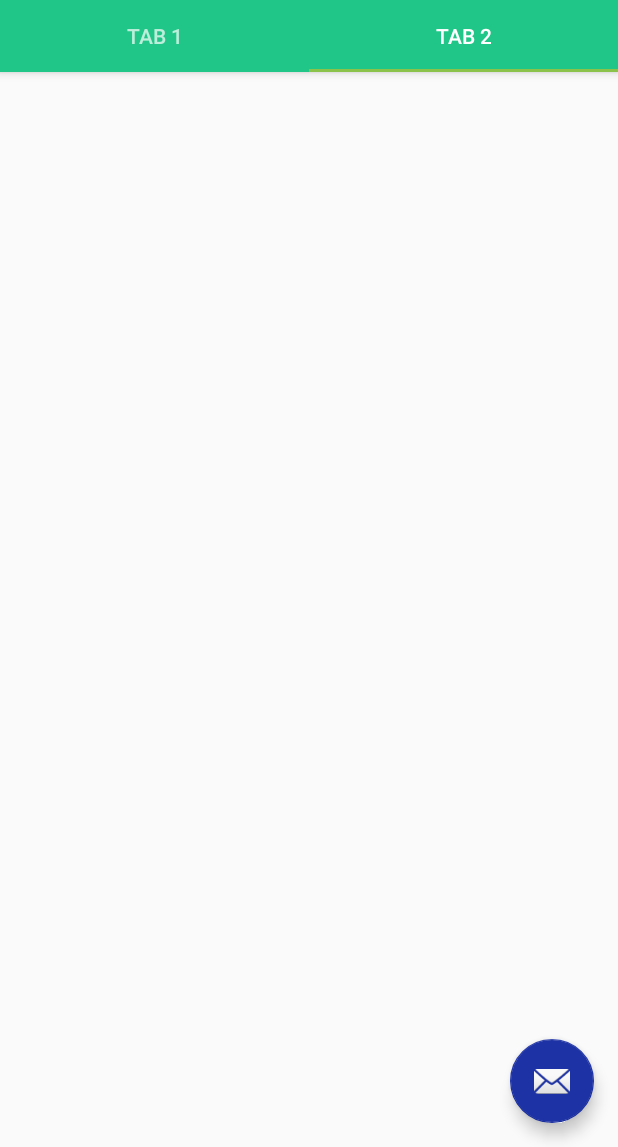
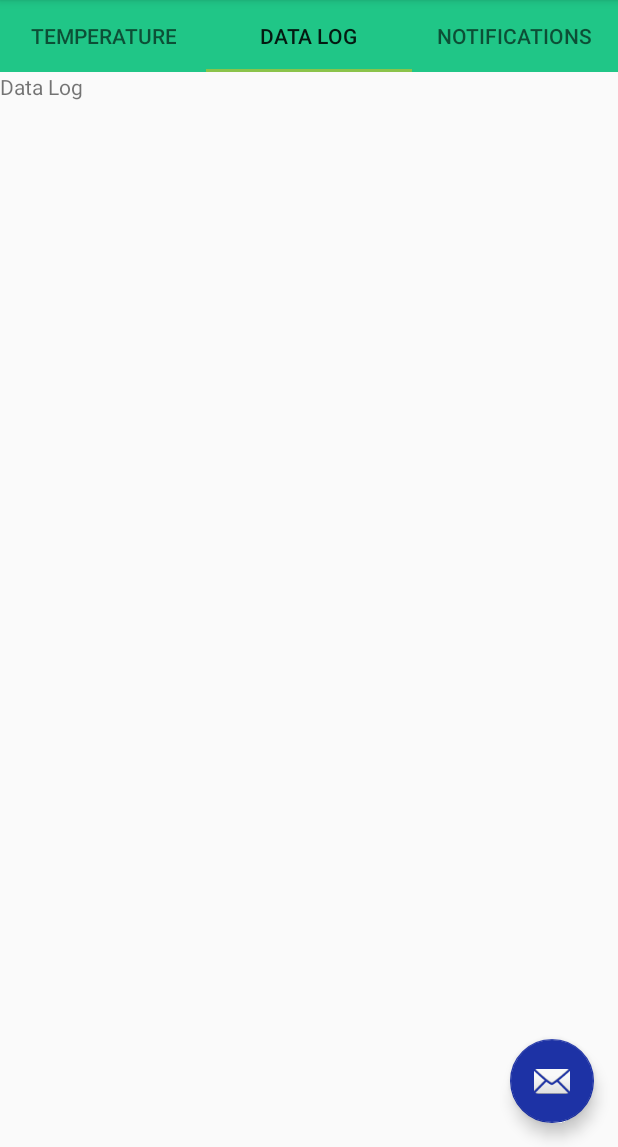
Before and after one commit to edwinahau2/Continuous_Temperature_Sensor, an Android app: the screen it shows after launch (MainActivity), tab 2 chosen, on a phone screen of 412 x 824 dp, the part 89-1236 px from its top. Run offline under Robolectric (Android 15) with nearby library versions, the light colour scheme and no system bars.

Commit message:
created three tabs using by: creating 3 new layouts in the resources and creating 3 new fragments (classes) in java

```diff
--- a/app/src/main/java/com/example/continuoustempsensor/MainActivity.java
+++ b/app/src/main/java/com/example/continuoustempsensor/MainActivity.java
@@ -4,6 +4,7 @@ import android.os.Bundle;
 
 import com.google.android.material.floatingactionbutton.FloatingActionButton;
 import com.google.android.material.snackbar.Snackbar;
+import com.google.android.material.tabs.TabItem;
 import com.google.android.material.tabs.TabLayout;
 
 import androidx.viewpager.widget.ViewPager;
@@ -16,6 +17,8 @@ import android.view.View;
 import com.example.continuoustempsensor.ui.main.SectionsPagerAdapter;
 
 public class MainActivity extends AppCompatActivity {
+
+    private TabItem Tab1, Tab2, Tab3;
 
     @Override
     protected void onCreate(Bundle savedInstanceState) {
--- /dev/null
+++ b/app/src/main/java/com/example/continuoustempsensor/fragment_tab1.java
@@ -0,0 +1,19 @@
+package com.example.continuoustempsensor;
+
+import android.os.Bundle;
+import android.view.LayoutInflater;
+import android.view.View;
+import android.view.ViewGroup;
+
+import androidx.annotation.NonNull;
+import androidx.annotation.Nullable;
+import androidx.fragment.app.Fragment;
+
+public class fragment_tab1 extends Fragment {
+
+    @Nullable
+    @Override
+    public View onCreateView(@NonNull LayoutInflater inflater, @Nullable ViewGroup container, @Nullable Bundle savedInstanceState) {
+        return inflater.inflate(R.layout.tab1_layout, container, false);
+    }
+}
--- /dev/null
+++ b/app/src/main/java/com/example/continuoustempsensor/fragment_tab2.java
@@ -0,0 +1,19 @@
+package com.example.continuoustempsensor;
+
+import android.os.Bundle;
+import android.view.LayoutInflater;
+import android.view.View;
+import android.view.ViewGroup;
+
+import androidx.annotation.NonNull;
+import androidx.annotation.Nullable;
+import androidx.fragment.app.Fragment;
+
+public class fragment_tab2 extends Fragment {
+
+    @Nullable
+    @Override
+    public View onCreateView(@NonNull LayoutInflater inflater, @Nullable ViewGroup container, @Nullable Bundle savedInstanceState) {
+        return inflater.inflate(R.layout.tab2_layout, container, false);
+    }
+}
--- /dev/null
+++ b/app/src/main/java/com/example/continuoustempsensor/fragment_tab3.java
@@ -0,0 +1,19 @@
+package com.example.continuoustempsensor;
+
+import android.os.Bundle;
+import android.view.LayoutInflater;
+import android.view.View;
+import android.view.ViewGroup;
+
+import androidx.annotation.NonNull;
+import androidx.annotation.Nullable;
+import androidx.fragment.app.Fragment;
+
+public class fragment_tab3 extends Fragment {
+
+    @Nullable
+    @Override
+    public View onCreateView(@NonNull LayoutInflater inflater, @Nullable ViewGroup container, @Nullable Bundle savedInstanceState) {
+        return inflater.inflate(R.layout.tab3_layout, container, false);
+    }
+}
--- a/app/src/main/java/com/example/continuoustempsensor/ui/main/SectionsPagerAdapter.java
+++ b/app/src/main/java/com/example/continuoustempsensor/ui/main/SectionsPagerAdapter.java
@@ -9,6 +9,9 @@ import androidx.fragment.app.FragmentManager;
 import androidx.fragment.app.FragmentPagerAdapter;
 
 import com.example.continuoustempsensor.R;
+import com.example.continuoustempsensor.fragment_tab1;
+import com.example.continuoustempsensor.fragment_tab2;
+import com.example.continuoustempsensor.fragment_tab3;
 
 /**
  * A [FragmentPagerAdapter] that returns a fragment corresponding to
@@ -17,7 +20,7 @@ import com.example.continuoustempsensor.R;
 public class SectionsPagerAdapter extends FragmentPagerAdapter {
 
     @StringRes
-    private static final int[] TAB_TITLES = new int[]{R.string.tab_text_1, R.string.tab_text_2};
+    private static final int[] TAB_TITLES = new int[]{R.string.tab_text_1, R.string.tab_text_2, R.string.tab_text_3};
     private final Context mContext;
 
     public SectionsPagerAdapter(Context context, FragmentManager fm) {
@@ -27,9 +30,19 @@ public class SectionsPagerAdapter extends FragmentPagerAdapter {
 
     @Override
     public Fragment getItem(int position) {
-        // getItem is called to instantiate the fragment for the given page.
-        // Return a PlaceholderFragment (defined as a static inner class below).
-        return PlaceholderFragment.newInstance(position + 1);
+        Fragment fragment = null;
+        switch (position) {
+            case 0:
+                fragment = new fragment_tab1();
+                break;
+            case 1:
+                fragment = new fragment_tab2();
+                break;
+            case 2:
+                fragment = new fragment_tab3();
+                break;
+        }
+        return fragment;
     }
 
     @Nullable
@@ -40,7 +53,7 @@ public class SectionsPagerAdapter extends FragmentPagerAdapter {
 
     @Override
     public int getCount() {
-        // Show 2 total pages.
-        return 2;
+        // Show 3 total pages.
+        return 3;
     }
 }
--- a/app/src/main/res/layout/activity_main.xml
+++ b/app/src/main/res/layout/activity_main.xml
@@ -22,6 +22,14 @@
             android:text="@string/app_name"
             android:textAppearance="@style/TextAppearance.Widget.AppCompat.Toolbar.Title" />
 
+    </com.google.android.material.appbar.AppBarLayout>
+
+    <androidx.viewpager.widget.ViewPager
+        android:id="@+id/view_pager"
+        android:layout_width="match_parent"
+        android:layout_height="match_parent"
+        app:layout_behavior="@string/appbar_scrolling_view_behavior" >
+
         <com.google.android.material.tabs.TabLayout
             android:id="@+id/tabs"
             android:layout_width="match_parent"
@@ -30,30 +38,25 @@
             app:tabIndicatorColor="#8BC34A">
 
             <com.google.android.material.tabs.TabItem
-                android:id="@+id/tabItem"
+                android:id="@+id/tab1"
                 android:layout_width="wrap_content"
                 android:layout_height="wrap_content"
-                android:text="Temperature" />
+                android:text="@string/tab_text_1" />
 
             <com.google.android.material.tabs.TabItem
-                android:id="@+id/tabItem2"
+                android:id="@+id/tab2"
                 android:layout_width="wrap_content"
                 android:layout_height="wrap_content"
-                android:text="Data Log" />
+                android:text="@string/tab_text_2" />
 
             <com.google.android.material.tabs.TabItem
-                android:id="@+id/tabItem3"
+                android:id="@+id/tab3"
                 android:layout_width="wrap_content"
                 android:layout_height="wrap_content"
-                android:text="Notifactions" />
+                android:text="@string/tab_text_3" />
+
         </com.google.android.material.tabs.TabLayout>
-    </com.google.android.material.appbar.AppBarLayout>
-
-    <androidx.viewpager.widget.ViewPager
-        android:id="@+id/view_pager"
-        android:layout_width="match_parent"
-        android:layout_height="match_parent"
-        app:layout_behavior="@string/appbar_scrolling_view_behavior" />
+    </androidx.viewpager.widget.ViewPager>
 
     <com.google.android.material.floatingactionbutton.FloatingActionButton
         android:id="@+id/fab"
--- /dev/null
+++ b/app/src/main/res/layout/tab1_layout.xml
@@ -0,0 +1,13 @@
+<?xml version="1.0" encoding="utf-8"?>
+<LinearLayout
+    xmlns:android="http://schemas.android.com/apk/res/android"
+    android:layout_width="match_parent"
+    android:layout_gravity="center"
+    android:layout_height="match_parent">
+
+    <TextView
+        android:layout_width="wrap_content"
+        android:layout_height="wrap_content"
+        android:text="@string/tab_text_1"
+        />
+</LinearLayout>
--- /dev/null
+++ b/app/src/main/res/layout/tab2_layout.xml
@@ -0,0 +1,13 @@
+<?xml version="1.0" encoding="utf-8"?>
+<LinearLayout
+    xmlns:android="http://schemas.android.com/apk/res/android"
+    android:layout_width="match_parent"
+    android:layout_gravity="center"
+    android:layout_height="match_parent">
+
+    <TextView
+        android:layout_width="wrap_content"
+        android:layout_height="wrap_content"
+        android:text="@string/tab_text_2"
+        />
+</LinearLayout>
--- /dev/null
+++ b/app/src/main/res/layout/tab3_layout.xml
@@ -0,0 +1,13 @@
+<?xml version="1.0" encoding="utf-8"?>
+<LinearLayout
+    xmlns:android="http://schemas.android.com/apk/res/android"
+    android:layout_width="match_parent"
+    android:layout_gravity="center"
+    android:layout_height="match_parent">
+
+    <TextView
+        android:layout_width="wrap_content"
+        android:layout_height="wrap_content"
+        android:text="@string/tab_text_3"
+        />
+</LinearLayout>
--- a/app/src/main/res/values/strings.xml
+++ b/app/src/main/res/values/strings.xml
@@ -1,5 +1,6 @@
 <resources>
     <string name="app_name">Continuous Temp Sensor</string>
-    <string name="tab_text_1">Tab 1</string>
-    <string name="tab_text_2">Tab 2</string>
+    <string name="tab_text_1">Temperature</string>
+    <string name="tab_text_2">Data Log</string>
+    <string name="tab_text_3">Notifications</string>
 </resources>
```
